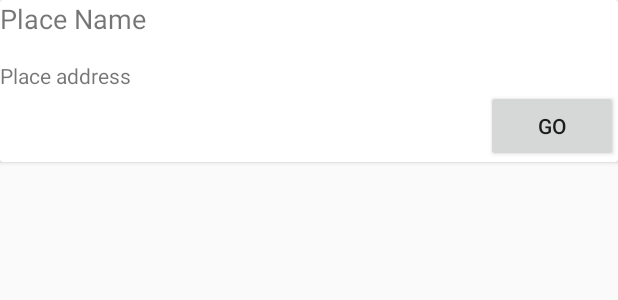
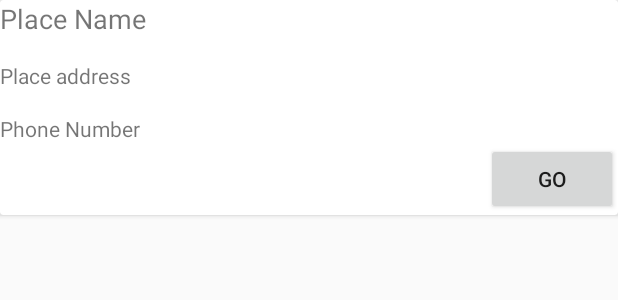
Before and after one commit to AndreaValenziano/SampleJsonParser, an Android app: the layout item_place.xml on its own in the app's theme, with its tools: preview values and no code run, on a phone screen of 412 x 824 dp. Shown: the top 300 px of the screen. Run offline under Robolectric (Android 15) with nearby library versions, the phone set to English and light mode, and no system bars; network calls fail.

Commit message:
Call phone number

```diff
--- a/app/src/main/res/layout/item_place.xml
+++ b/app/src/main/res/layout/item_place.xml
@@ -26,7 +26,16 @@
             android:text="Place address"
             android:textSize="@dimen/text_subtitle"
             android:layout_height="wrap_content"
-            android:id="@+id/place_address"/>
+            android:id="@+id/place_address"
+            android:paddingBottom="@dimen/activity_vertical_margin"/>
+        <TextView
+            android:layout_width="wrap_content"
+            android:layout_gravity="bottom"
+            android:text="Phone Number"
+            android:textSize="@dimen/text_subtitle"
+            android:layout_height="wrap_content"
+            android:id="@+id/phone_number_tv"/>
+
         <Button
             android:id="@+id/go_maps_btn"
             android:layout_width="wrap_content"
```
Also changed, not shown: app/src/main/java/com/example/andreavalenziano/samplejsonparser/adapters/PlacesAdapter.java (+24 -12 lines), app/src/main/java/com/example/andreavalenziano/samplejsonparser/models/Place.java (+14 -0 lines).
